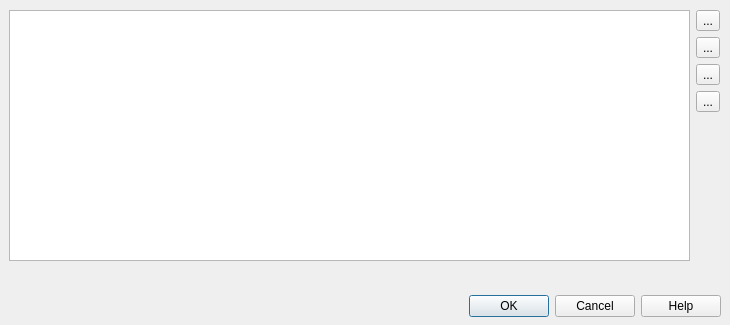
First picture: the form in src/cdlgmdfbitlist.ui, repository grodansparadis/vscp-works-qt, before the edit.
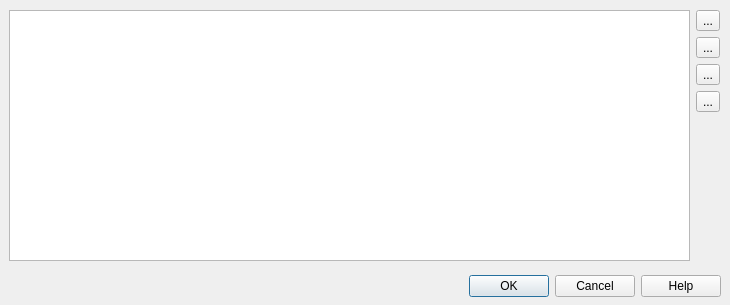
Second picture: the form after the edit. Icons and pictures are not drawn.

Patch:
```diff
--- a/src/cdlgmdfbitlist.ui
+++ b/src/cdlgmdfbitlist.ui
@@ -7,7 +7,7 @@
     <x>0</x>
     <y>0</y>
     <width>730</width>
-    <height>325</height>
+    <height>305</height>
    </rect>
   </property>
   <property name="windowTitle">
@@ -16,9 +16,9 @@
   <widget class="QDialogButtonBox" name="buttonBox">
    <property name="geometry">
     <rect>
-     <x>0</x>
-     <y>290</y>
-     <width>721</width>
+     <x>10</x>
+     <y>270</y>
+     <width>711</width>
      <height>32</height>
     </rect>
    </property>
```
